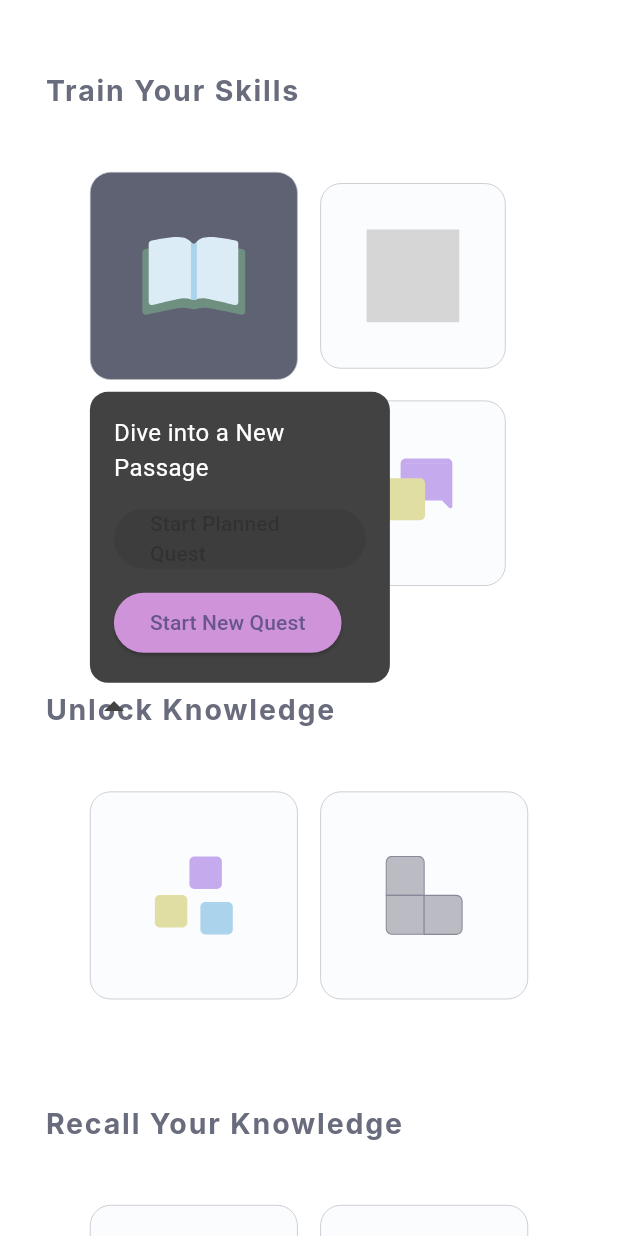
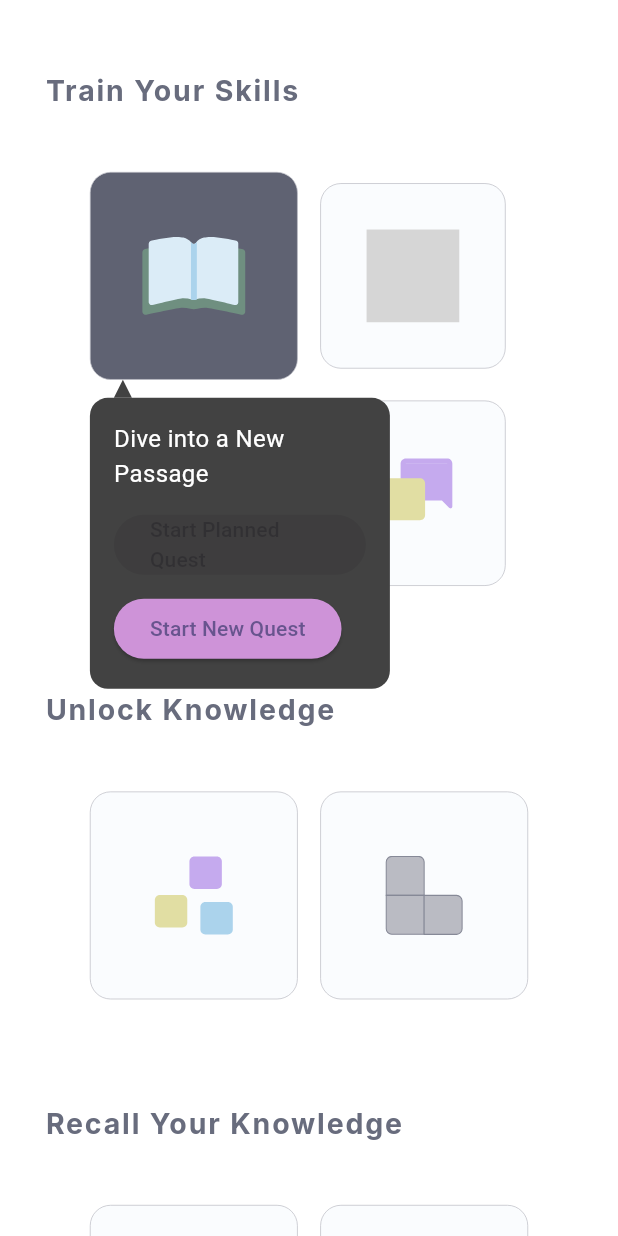
Before and after one commit to maedesad/language-learning-application, a Flutter app: the PracticingPage screen opened directly, after a tap on an icon or button, on a phone screen of 412 x 824 dp. Run offline on Flutter 3.47's test engine with Material 3 defaults, Android fonts, the phone set to English and light mode, and no system bars; our stand-ins replace flutter_screenutil, flutter_svg; grey boxes are pictures that could not be loaded.

Commit message:
Adding a triangular arrow to the top of the pop-up rectangle.

```diff
--- a/frontend/lib/main_pages/practice/practice_entry_popup.dart
+++ b/frontend/lib/main_pages/practice/practice_entry_popup.dart
@@ -8,13 +8,12 @@ class PracticePopup {
     required BuildContext context,
     required GlobalKey buttonKey,
     required String title,
-    required Widget practiceEntryPage, // صفحه مقصد
+    required Widget practiceEntryPage,
     bool isTwoButtonMode = true,
     PopupArrowPosition arrowPosition = PopupArrowPosition.center,
     PopupDirection direction = PopupDirection.down,
     VoidCallback? onHide,
   }) {
-    // بستن پاپ‌آپ قبلی اگه وجود داشته باشه
     hidePopup();
 
     final RenderBox buttonBox =
@@ -22,30 +21,31 @@ class PracticePopup {
     final Offset buttonPosition = buttonBox.localToGlobal(Offset.zero);
     final Size buttonSize = buttonBox.size;
 
-    _currentPopup = OverlayEntry(
-      builder: (context) {
-        // تعیین موقعیت پاپ‌آپ
-        double top = direction == PopupDirection.down
-            ? buttonPosition.dy + buttonSize.height + 8
-            : buttonPosition.dy - 140; // ارتفاع تقریبی پاپ‌آپ
+    const double popupWidth = 200;
+    const double popupHeight = 140;
+    const double arrowSize = 12;
 
     double left;
     if (arrowPosition == PopupArrowPosition.left) {
       left = buttonPosition.dx;
     } else if (arrowPosition == PopupArrowPosition.right) {
-          left = buttonPosition.dx + buttonSize.width - 200;
+      left = buttonPosition.dx + buttonSize.width - popupWidth;
     } else {
-          left = buttonPosition.dx + buttonSize.width / 2 - 100;
+      left = buttonPosition.dx + buttonSize.width / 2 - popupWidth / 2;
     }
 
+    double top = direction == PopupDirection.down
+        ? buttonPosition.dy + buttonSize.height + arrowSize
+        : buttonPosition.dy - popupHeight - arrowSize;
+
+    _currentPopup = OverlayEntry(
+      builder: (context) {
         return Stack(
           children: [
-
-            // خود پاپ‌آپ
             Positioned(
               top: top,
               left: left,
-              width: 200,
+              width: popupWidth,
               child: Material(
                 color: Colors.transparent,
                 child: _PopupContent(
@@ -53,6 +53,7 @@ class PracticePopup {
                   arrowPosition: arrowPosition,
                   direction: direction,
                   isTwoButtonMode: isTwoButtonMode,
+                  arrowSize: arrowSize,
                   onPurpleButtonTap: () {
                     hidePopup();
                     Navigator.push(
@@ -86,6 +87,7 @@ class _PopupContent extends StatelessWidget {
   final bool isTwoButtonMode;
   final PopupArrowPosition arrowPosition;
   final PopupDirection direction;
+  final double arrowSize;
 
   const _PopupContent({
     required this.title,
@@ -93,13 +95,15 @@ class _PopupContent extends StatelessWidget {
     required this.isTwoButtonMode,
     required this.arrowPosition,
     required this.direction,
+    required this.arrowSize,
   });
 
   @override
   Widget build(BuildContext context) {
-    return Column(
+    return Stack(
+      clipBehavior: Clip.none,
       children: [
-        if (direction == PopupDirection.up) _buildArrow(),
+        // مستطیل اصلی پاپ‌آپ
         Container(
           decoration: BoxDecoration(
             color: Colors.grey[800],
@@ -108,13 +112,14 @@ class _PopupContent extends StatelessWidget {
           padding: const EdgeInsets.all(16),
           child: Column(
             crossAxisAlignment: CrossAxisAlignment.start,
+            mainAxisSize: MainAxisSize.min,
             children: [
               Text(title,
                   style: const TextStyle(color: Colors.white, fontSize: 16)),
               const SizedBox(height: 12),
               if (isTwoButtonMode) ...[
                 ElevatedButton(
-                  onPressed: null, // غیرفعال
+                  onPressed: null,
                   style: ElevatedButton.styleFrom(
                     backgroundColor: Colors.blue[200],
                   ),
@@ -132,30 +137,59 @@ class _PopupContent extends StatelessWidget {
             ],
           ),
         ),
-        if (direction == PopupDirection.down) _buildArrow(),
+
+        // فلش
+        Positioned(
+          top: direction == PopupDirection.down ? -arrowSize : null,
+          bottom: direction == PopupDirection.up ? -arrowSize : null,
+          left: _calculateArrowLeft(),
+          child: CustomPaint(
+            size: Size(arrowSize, arrowSize),
+            painter: _ArrowPainter(direction, Colors.grey[800]!),
+          ),
+        ),
       ],
     );
   }
 
-  Widget _buildArrow() {
-    Alignment alignment;
-    if (arrowPosition == PopupArrowPosition.left) {
-      alignment = Alignment.centerLeft;
-    } else if (arrowPosition == PopupArrowPosition.right) {
-      alignment = Alignment.centerRight;
-    } else {
-      alignment = Alignment.center;
+  double _calculateArrowLeft() {
+    switch (arrowPosition) {
+      case PopupArrowPosition.left:
+        return 16;
+      case PopupArrowPosition.right:
+        return 200 - arrowSize - 16;
+      case PopupArrowPosition.center:
+      default:
+        return 200 / 2 - arrowSize / 2;
+    }
+  }
 }
 
-    return Align(
-      alignment: alignment,
-      child: Icon(
-        direction == PopupDirection.down
-            ? Icons.arrow_drop_up
-            : Icons.arrow_drop_down,
-        color: Colors.grey[800],
-        size: 32,
-      ),
-    );
+class _ArrowPainter extends CustomPainter {
+  final PopupDirection direction;
+  final Color color;
+
+  _ArrowPainter(this.direction, this.color);
+
+  @override
+  void paint(Canvas canvas, Size size) {
+    final paint = Paint()..color = color;
+    final path = Path();
+    if (direction == PopupDirection.down) {
+      // مثلث به سمت بالا
+      path.moveTo(0, size.height);
+      path.lineTo(size.width / 2, 0);
+      path.lineTo(size.width, size.height);
+    } else {
+      // مثلث به سمت پایین
+      path.moveTo(0, 0);
+      path.lineTo(size.width / 2, size.height);
+      path.lineTo(size.width, 0);
     }
+    path.close();
+    canvas.drawPath(path, paint);
   }
+
+  @override
+  bool shouldRepaint(covariant CustomPainter oldDelegate) => false;
+}
```
Lines whose indentation alone changed are shown as unchanged.
